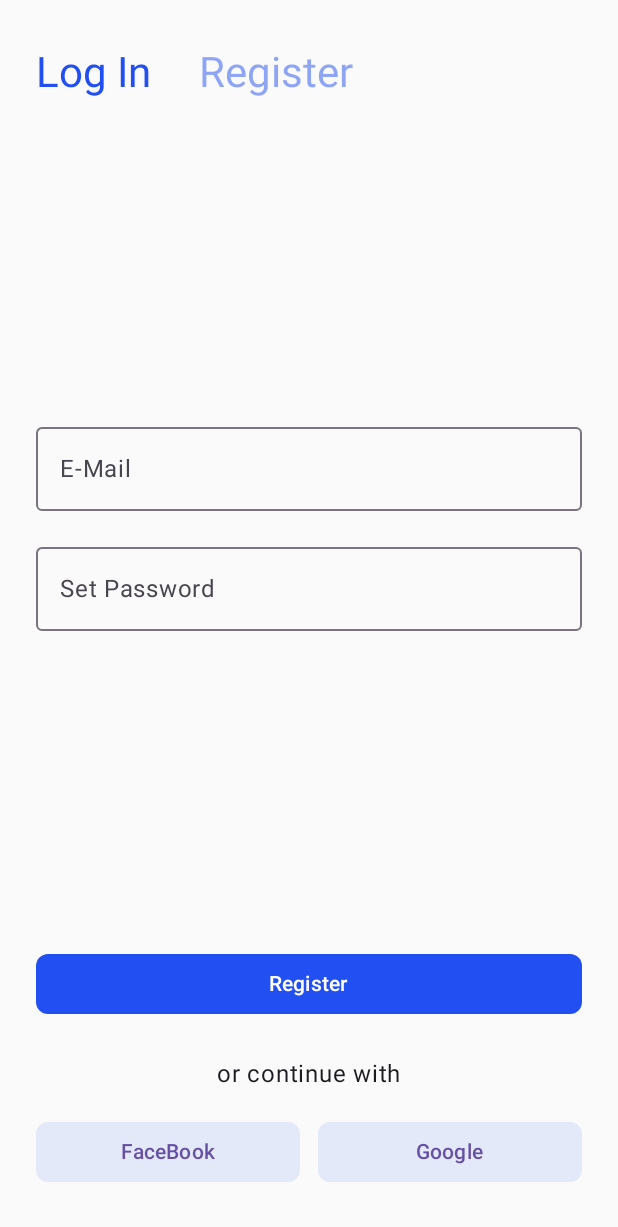
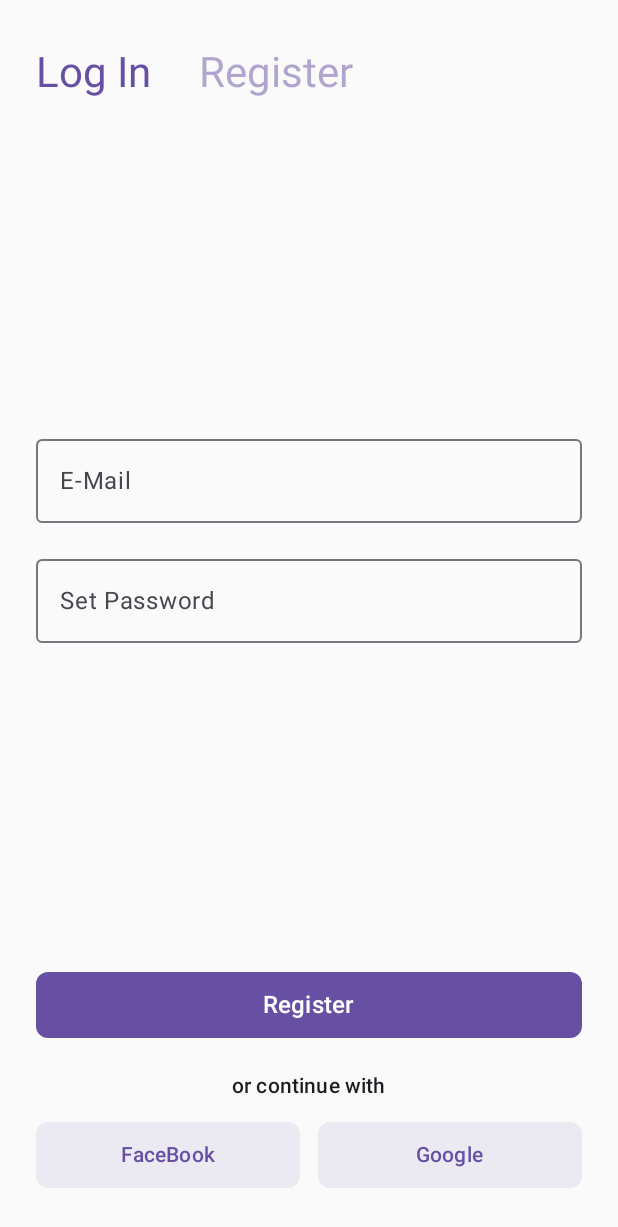
Before and after one commit to Hiten24/Xpenzave, an Android app built with Jetpack Compose: the screen it shows after launch (MainActivity), on a phone screen of 412 x 824 dp. Shown: the top 1227 px of the screen. Run offline under Robolectric (Android 15) with nearby library versions, the phone set to English and light mode, and no system bars.

Commit message:
fixed Auth Screen ui

```diff
--- a/app/src/main/java/com/hcapps/xpenzave/MainActivity.kt
+++ b/app/src/main/java/com/hcapps/xpenzave/MainActivity.kt
@@ -11,6 +11,7 @@ class MainActivity : ComponentActivity() {
         super.onCreate(savedInstanceState)
         setContent {
             XpenzaveTheme {
+//                Surface { RegisterScreen() }
                 RegisterScreen()
             }
         }
--- a/app/src/main/java/com/hcapps/xpenzave/presentation/auth/AuthenticationScreen.kt
+++ b/app/src/main/java/com/hcapps/xpenzave/presentation/auth/AuthenticationScreen.kt
@@ -15,6 +15,7 @@ import androidx.compose.foundation.layout.width
 import androidx.compose.foundation.text.KeyboardOptions
 import androidx.compose.material3.Button
 import androidx.compose.material3.ButtonDefaults
+import androidx.compose.material3.FilledTonalButton
 import androidx.compose.material3.MaterialTheme
 import androidx.compose.material3.OutlinedTextField
 import androidx.compose.material3.Shapes
@@ -28,8 +29,9 @@ import androidx.compose.ui.platform.LocalContext
 import androidx.compose.ui.text.input.ImeAction
 import androidx.compose.ui.text.input.KeyboardType
 import androidx.compose.ui.text.input.PasswordVisualTransformation
+import androidx.compose.ui.tooling.preview.Preview
 import androidx.compose.ui.unit.dp
-import com.hcapps.xpenzave.ui.theme.XpenzaveColor
+import com.hcapps.xpenzave.ui.theme.ButtonHeight
 
 @Composable
 fun RegisterScreen() {
@@ -77,18 +79,20 @@ fun RegisterHeader(
         Text(
             text = "Log In",
             style = MaterialTheme.typography.headlineMedium,
-            color = if (authState.value == 1) XpenzaveColor.colorSchema.primary else XpenzaveColor.colorSchema.primary.copy(alpha = 0.5f),
+            color = if (authState.value == 1) MaterialTheme.colorScheme.primary else MaterialTheme.colorScheme.primary.copy(alpha = 0.5f),
             modifier = Modifier.clickable(interactionSource = MutableInteractionSource(), indication = null) {
                 authState.value = 1
+                onClickOfLogin()
             }
         )
         Spacer(modifier = Modifier.width(32.dp))
         Text(
             text = "Register",
             style = MaterialTheme.typography.headlineMedium,
-            color = if (authState.value == 2) XpenzaveColor.colorSchema.primary else XpenzaveColor.colorSchema.primary.copy(alpha = 0.5f),
+            color = if (authState.value == 2) MaterialTheme.colorScheme.primary else MaterialTheme.colorScheme.primary.copy(alpha = 0.5f),
             modifier = Modifier.clickable(interactionSource = MutableInteractionSource(), indication = null) {
                 authState.value = 2
+                onClickOfRegister()
             }
         )
     }
@@ -145,39 +149,49 @@ fun RegisterBottomComponent(
     ) {
         Button(
             onClick = { onClickOfRegisterButton() },
-            modifier = Modifier.fillMaxWidth(),
+            modifier = Modifier.fillMaxWidth().height(ButtonHeight),
             shape = Shapes().small,
-            colors = ButtonDefaults.buttonColors(containerColor = XpenzaveColor.colorSchema.primary)
         ) {
-            Text(text = "Register")
+            Text(
+                text = "Register",
+                fontSize = MaterialTheme.typography.bodyLarge.fontSize,
+                fontWeight = MaterialTheme.typography.labelLarge.fontWeight
+            )
         }
 
         Spacer(modifier = Modifier.height(24.dp))
 
-        Text(text = "or continue with", color = MaterialTheme.colorScheme.onSurface)
+        Text(
+            text = "or continue with",
+            color = MaterialTheme.colorScheme.onSurface,
+            style = MaterialTheme.typography.labelLarge
+        )
 
         Spacer(modifier = Modifier.height(16.dp))
 
         Row(modifier = Modifier.fillMaxWidth()) {
-            Button(
+
+            FilledTonalButton(
                 onClick = { onClickOfFaceBook() },
                 shape = Shapes().small,
                 colors = ButtonDefaults
-                    .buttonColors(containerColor = XpenzaveColor.colorSchema.primary.copy(alpha = 0.1f)),
-                modifier = Modifier.weight(1f)
+                    .buttonColors(containerColor = MaterialTheme.colorScheme.primary.copy(alpha = 0.1f)),
+                modifier = Modifier.height(ButtonHeight).weight(1f)
             ) {
                 Text(
                     text = "FaceBook",
                     color = MaterialTheme.colorScheme.primary
                 )
             }
+
             Spacer(modifier = Modifier.width(12.dp))
-            Button(
+
+            FilledTonalButton(
                 onClick = { onClickOfGoogle() },
                 shape = Shapes().small,
                 colors = ButtonDefaults
-                    .buttonColors(containerColor = XpenzaveColor.colorSchema.primary.copy(alpha = 0.1f)),
-                modifier = Modifier.weight(1f)
+                    .buttonColors(containerColor = MaterialTheme.colorScheme.primary.copy(alpha = 0.1f)),
+                modifier = Modifier.height(ButtonHeight).weight(1f)
             ) {
                 Text(
                     text = "Google",
@@ -188,3 +202,14 @@ fun RegisterBottomComponent(
 
     }
 }
+
+@Preview
+@Composable
+fun PreviewAuthBottom() {
+    RegisterBottomComponent(
+        onClickOfRegisterButton = {  },
+        onClickOfGoogle = {  }
+    ) {
+
+    }
+}
--- /dev/null
+++ b/app/src/main/java/com/hcapps/xpenzave/ui/theme/dimens.kt
@@ -0,0 +1,5 @@
+package com.hcapps.xpenzave.ui.theme
+
+import androidx.compose.ui.unit.dp
+
+val ButtonHeight = 44.dp
```
